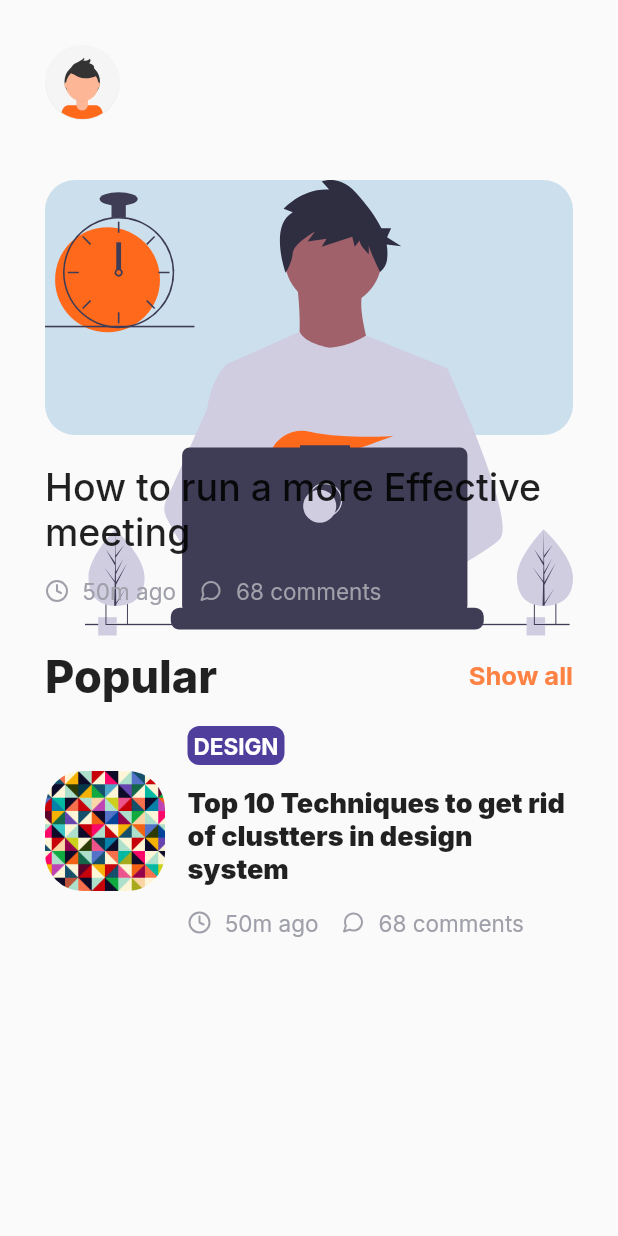
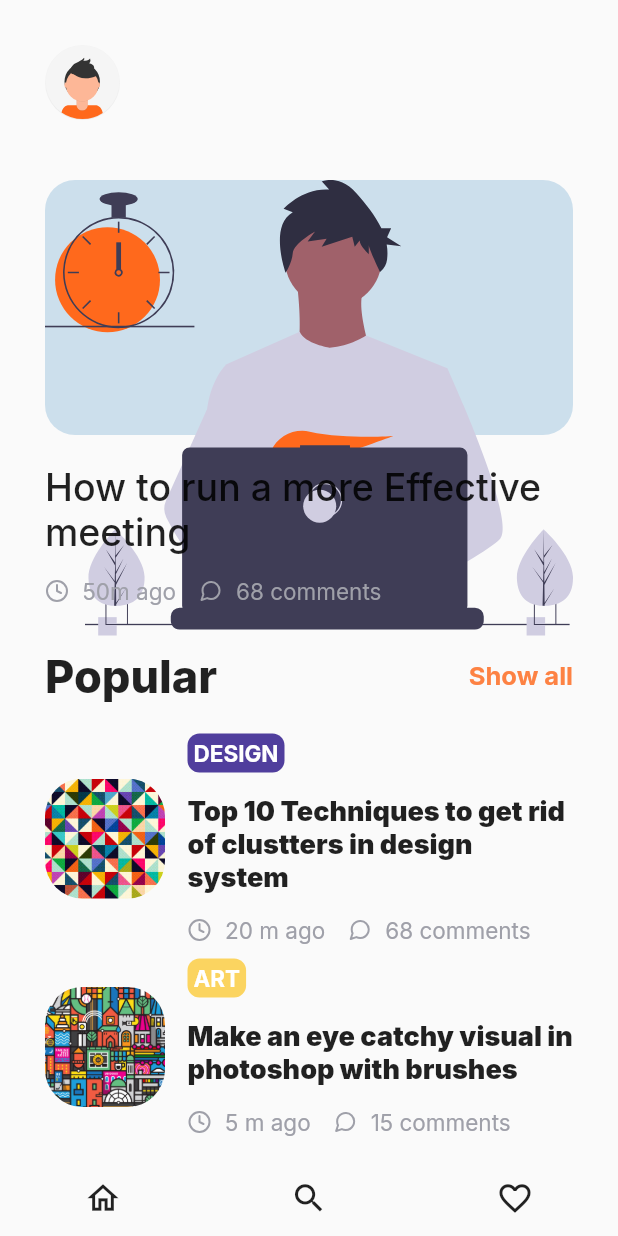
Before and after one commit to kannel-outis/blogApp, a Flutter app: the screen it shows after launch, on a phone screen of 412 x 824 dp. Run offline on Flutter 3.47's test engine with Material 2 defaults, Android fonts, the light colour scheme and no system bars; our stand-ins replace flutter_icons, flutter_svg, google_fonts.

Commit message:
blog_home_screen 90%

```diff
--- /dev/null
+++ b/lib/ui/customs/widgets/blog_widget.dart
@@ -0,0 +1,145 @@
+import 'package:flutter/material.dart';
+import 'package:flutter_icons/flutter_icons.dart';
+
+enum CategoryTag {
+  design,
+  art,
+  technology,
+}
+
+class CustomBlogWidget extends StatelessWidget {
+  final String imagePath;
+  final String title;
+  final int comments;
+  final int postedWhen;
+  final CategoryTag categoryTag;
+
+  const CustomBlogWidget({
+    Key key,
+    @required this.imagePath,
+    @required this.title,
+    @required this.comments,
+    @required this.postedWhen,
+    this.categoryTag,
+  }) : super(key: key);
+
+  Widget categoryTagHolder() {
+    switch (categoryTag) {
+      case CategoryTag.design:
+        return Container(
+          decoration: BoxDecoration(
+            color: Color(0xff503e9d),
+            borderRadius: BorderRadius.circular(8),
+          ),
+          padding: EdgeInsets.all(4),
+          child: Text(
+            'DESIGN',
+            style: TextStyle(
+              color: Colors.white,
+              fontSize: 15,
+              fontWeight: FontWeight.bold,
+            ),
+          ),
+        );
+        break;
+      case CategoryTag.art:
+        return Container(
+          decoration: BoxDecoration(
+            color: Color(0xfffbd460),
+            borderRadius: BorderRadius.circular(8),
+          ),
+          padding: EdgeInsets.all(4),
+          child: Text(
+            'ART',
+            style: TextStyle(
+              color: Colors.white,
+              fontSize: 15,
+              fontWeight: FontWeight.bold,
+            ),
+          ),
+        );
+      default:
+        return Container();
+    }
+  }
+
+  @override
+  Widget build(BuildContext context) {
+    return Container(
+      // color: Colors.pink,
+      child: Row(
+        children: [
+          ClipRRect(
+            borderRadius: BorderRadius.circular(25),
+            child: Container(
+              height: 80,
+              width: 80,
+              // decoration: BoxDecoration(),
+              // color: Colors.black,
+              child: Image.asset(imagePath, fit: BoxFit.cover),
+            ),
+          ),
+          SizedBox(width: 15),
+          Expanded(
+            child: Column(
+              // mainAxisAlignment: MainAxisAlignment.spaceBetween,
+              children: [
+                Row(
+                  children: [categoryTagHolder()],
+                ),
+                SizedBox(height: 15),
+                Text(
+                  title,
+                  style: TextStyle(fontSize: 18, fontWeight: FontWeight.w900),
+                ),
+                SizedBox(height: 15),
+                Row(
+                  mainAxisAlignment: MainAxisAlignment.start,
+                  children: [
+                    Container(
+                      child: Row(
+                        mainAxisAlignment: MainAxisAlignment.spaceBetween,
+                        children: [
+                          Icon(
+                            Feather.clock,
+                            size: 16,
+                            color: Color(0xff9fa0a9),
+                          ),
+                          SizedBox(width: 9),
+                          Text(
+                            '$postedWhen m ago',
+                            style: TextStyle(
+                                color: Color(0xff9fa0a9), fontSize: 15),
+                          )
+                        ],
+                      ),
+                    ),
+                    SizedBox(width: 15),
+                    Container(
+                      child: Row(
+                        mainAxisAlignment: MainAxisAlignment.spaceBetween,
+                        children: [
+                          Icon(
+                            Feather.message_circle,
+                            size: 16,
+                            color: Color(0xff9fa0a9),
+                          ),
+                          SizedBox(width: 9),
+                          Text(
+                            '$comments comments',
+                            style: TextStyle(
+                                color: Color(0xff9fa0a9), fontSize: 15),
+                          )
+                        ],
+                      ),
+                    )
+                  ],
+                )
+              ],
+            ),
+          )
+        ],
+      ),
+    );
+  }
+}
--- a/lib/ui/pages/blog_home.dart
+++ b/lib/ui/pages/blog_home.dart
@@ -1,3 +1,4 @@
+import 'package:blog_app/ui/customs/widgets/blog_widget.dart';
 import 'package:flutter/material.dart';
 import 'package:flutter_icons/flutter_icons.dart';
 import 'package:flutter_svg/svg.dart';
@@ -114,104 +115,41 @@ class _BlogHomeScreenState extends State<BlogHomeScreen> {
               ),
             ),
             //
-            SizedBox(height: 15),
-            Container(
-              // color: Colors.pink,
-              child: Row(
-                children: [
-                  ClipRRect(
-                    borderRadius: BorderRadius.circular(25),
-                    child: Container(
-                      height: 80,
-                      width: 80,
-                      // decoration: BoxDecoration(),
-                      // color: Colors.black,
-                      child:
-                          Image.asset('assets/design.jpg', fit: BoxFit.cover),
+            SizedBox(height: 20),
+            //
+            CustomBlogWidget(
+              title:
+                  'Top 10 Techniques to get rid of clustters in design system',
+              imagePath: 'assets/design.jpg',
+              comments: 68,
+              postedWhen: 20,
+              categoryTag: CategoryTag.design,
             ),
-                  ),
-                  SizedBox(width: 15),
-                  Expanded(
-                    child: Column(
-                      // mainAxisAlignment: MainAxisAlignment.spaceBetween,
-                      children: [
-                        Row(
-                          children: [
-                            Container(
-                              decoration: BoxDecoration(
-                                color: Color(0xff503e9d),
-                                borderRadius: BorderRadius.circular(8),
-                              ),
-                              padding: EdgeInsets.all(4),
-                              child: Text(
-                                'DESIGN',
-                                style: TextStyle(
-                                  color: Colors.white,
-                                  fontSize: 15,
-                                  fontWeight: FontWeight.bold,
-                                ),
-                              ),
+            SizedBox(height: 10),
+            CustomBlogWidget(
+              title: 'Make an eye catchy visual in photoshop with brushes',
+              imagePath: 'assets/mashup.jpg',
+              comments: 15,
+              postedWhen: 5,
+              categoryTag: CategoryTag.art,
             ),
           ],
         ),
-                        SizedBox(height: 15),
-                        Text(
-                          'Top 10 Techniques to get rid of clustters in design system',
-                          style: TextStyle(
-                              fontSize: 18, fontWeight: FontWeight.w900),
       ),
-                        SizedBox(height: 15),
-                        Row(
-                          mainAxisAlignment: MainAxisAlignment.start,
+      bottomNavigationBar: Container(
+        height: 50,
+        // color: Colors.pink,
+        child: Center(
+          child: Row(
+            mainAxisAlignment: MainAxisAlignment.spaceAround,
             children: [
-                            Container(
-                              child: Row(
-                                mainAxisAlignment:
-                                    MainAxisAlignment.spaceBetween,
-                                children: [
-                                  Icon(
-                                    Feather.clock,
-                                    size: 16,
-                                    color: Color(0xff9fa0a9),
-                                  ),
-                                  SizedBox(width: 9),
-                                  Text(
-                                    '50m ago',
-                                    style: TextStyle(
-                                        color: Color(0xff9fa0a9), fontSize: 15),
-                                  )
+              IconButton(
+                  icon: Icon(Icons.home_outlined, size: 25), onPressed: () {}),
+              IconButton(icon: Icon(Icons.search, size: 25), onPressed: () {}),
+              IconButton(
+                  icon: Icon(Icons.favorite_border, size: 25), onPressed: () {})
             ],
           ),
-                            ),
-                            SizedBox(width: 15),
-                            Container(
-                              child: Row(
-                                mainAxisAlignment:
-                                    MainAxisAlignment.spaceBetween,
-                                children: [
-                                  Icon(
-                                    Feather.message_circle,
-                                    size: 16,
-                                    color: Color(0xff9fa0a9),
-                                  ),
-                                  SizedBox(width: 9),
-                                  Text(
-                                    '68 comments',
-                                    style: TextStyle(
-                                        color: Color(0xff9fa0a9), fontSize: 15),
-                                  )
-                                ],
-                              ),
-                            )
-                          ],
-                        )
-                      ],
-                    ),
-                  )
-                ],
-              ),
-            ),
-          ],
         ),
       ),
     );
```
Lines whose indentation alone changed are shown as unchanged.
